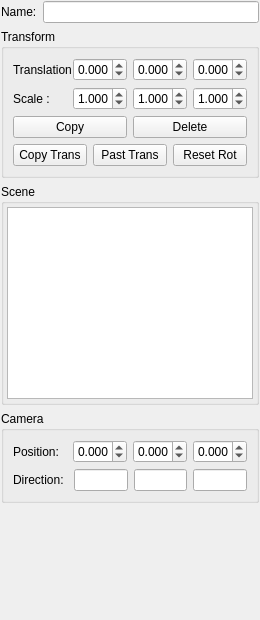
The window that Source/TIMEditor/SceneEditor.ui (williamallas/TIMEngine2) describes before a commit, drawn with Qt 5.
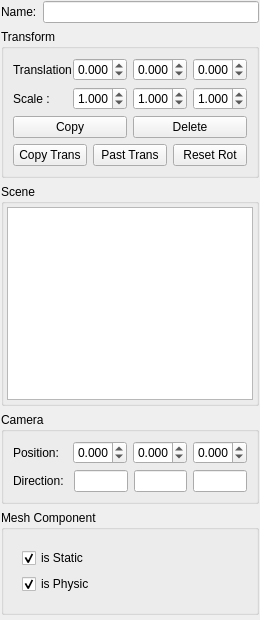
The same window after the commit.

Diff of the .ui file:
```diff
--- a/Source/TIMEditor/SceneEditor.ui
+++ b/Source/TIMEditor/SceneEditor.ui
@@ -429,17 +429,42 @@
     </widget>
    </item>
    <item>
-    <spacer name="verticalSpacer">
-     <property name="orientation">
-      <enum>Qt::Vertical</enum>
+    <widget class="QGroupBox" name="componentBox">
+     <property name="title">
+      <string>Mesh Component</string>
      </property>
-     <property name="sizeHint" stdset="0">
-      <size>
-       <width>20</width>
-       <height>40</height>
-      </size>
-     </property>
-    </spacer>
+     <layout class="QVBoxLayout" name="verticalLayout_5">
+      <item>
+       <widget class="QWidget" name="meshComponent" native="true">
+        <layout class="QVBoxLayout" name="verticalLayout_6">
+         <item>
+          <widget class="QCheckBox" name="meshc_isStatic">
+           <property name="text">
+            <string>is Static</string>
+           </property>
+           <property name="checked">
+            <bool>true</bool>
+           </property>
+           <property name="tristate">
+            <bool>false</bool>
+           </property>
+          </widget>
+         </item>
+         <item>
+          <widget class="QCheckBox" name="meshc_isPhysic">
+           <property name="text">
+            <string>is Physic</string>
+           </property>
+           <property name="checked">
+            <bool>true</bool>
+           </property>
+          </widget>
+         </item>
+        </layout>
+       </widget>
+      </item>
+     </layout>
+    </widget>
    </item>
   </layout>
  </widget>
```
